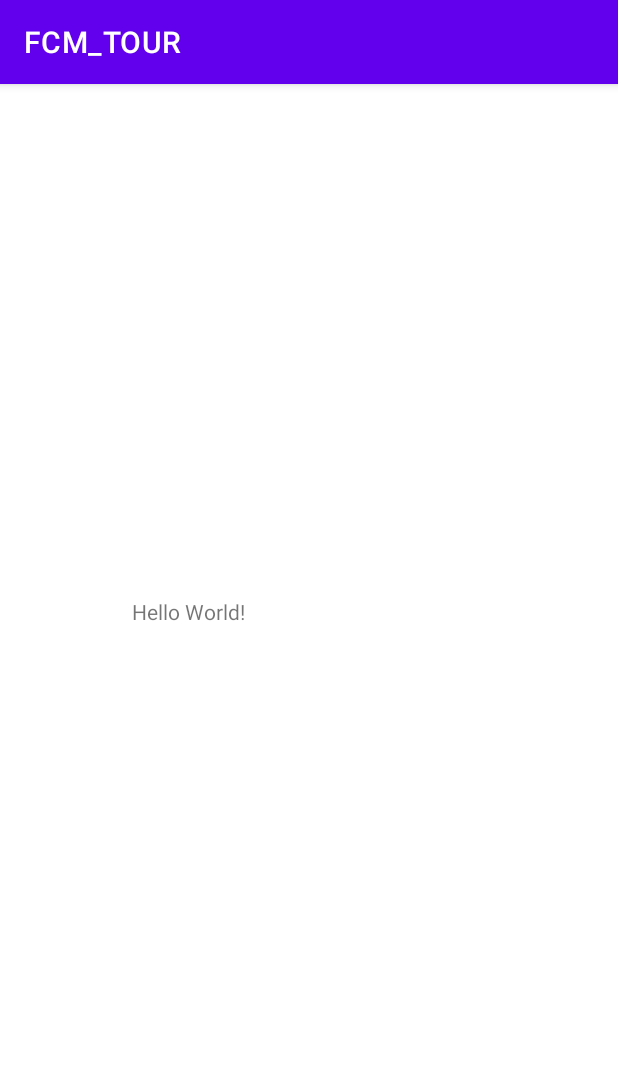
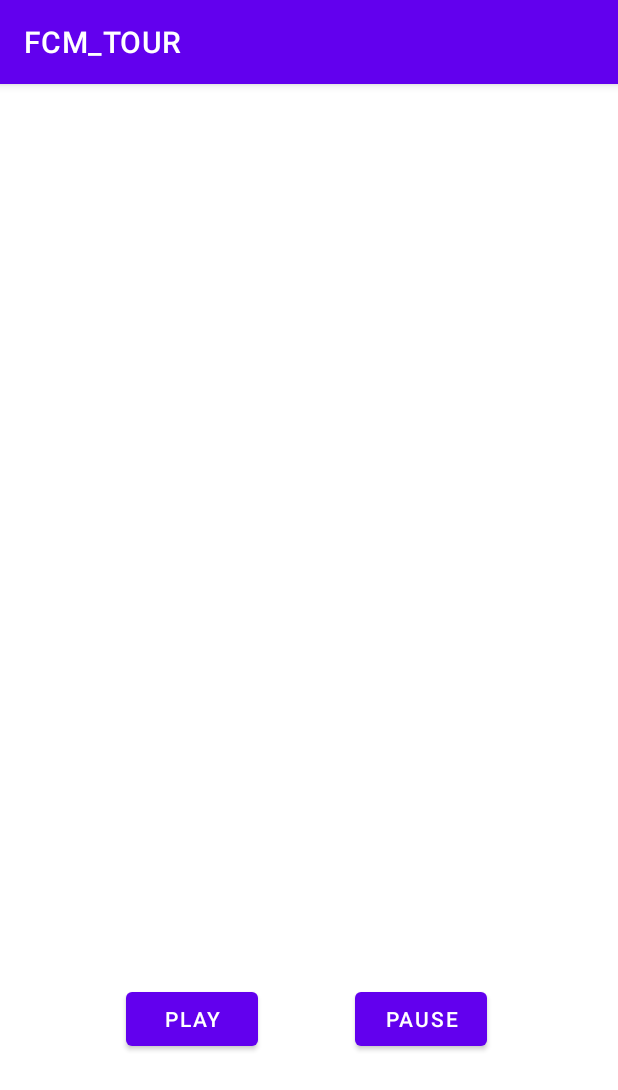
Before and after one commit to RuiFilipeSilva/FCM_TOUR, an Android app: the screen it shows after launch (MainActivity), on a phone screen of 412 x 824 dp. Shown: the top 1090 px of the screen. Run offline under Robolectric (Android 15) with nearby library versions, the phone set to English and light mode, and no system bars; our stand-ins replace Picasso; pictures from the network do not load.

```diff
--- a/app/src/main/res/layout/activity_main.xml
+++ b/app/src/main/res/layout/activity_main.xml
@@ -22,10 +22,33 @@
         android:id="@+id/textview"
         android:layout_width="236dp"
         android:layout_height="84dp"
-        android:text="Hello World!"
         app:layout_constraintBottom_toBottomOf="parent"
         app:layout_constraintLeft_toLeftOf="parent"
         app:layout_constraintRight_toRightOf="parent"
         app:layout_constraintTop_toTopOf="parent" />
 
+    <Button
+        android:id="@+id/button"
+        android:layout_width="wrap_content"
+        android:layout_height="wrap_content"
+        android:layout_marginTop="52dp"
+        android:layout_marginEnd="84dp"
+        android:text="PAUSE"
+        app:layout_constraintBottom_toBottomOf="parent"
+        app:layout_constraintEnd_toEndOf="parent"
+        app:layout_constraintHorizontal_bias="0.947"
+        app:layout_constraintStart_toEndOf="@+id/button2"
+        app:layout_constraintTop_toBottomOf="@+id/textview" />
+
+    <Button
+        android:id="@+id/button2"
+        android:layout_width="wrap_content"
+        android:layout_height="wrap_content"
+        android:layout_marginStart="84dp"
+        android:layout_marginTop="52dp"
+        android:text="PLAY"
+        app:layout_constraintBottom_toBottomOf="parent"
+        app:layout_constraintStart_toStartOf="parent"
+        app:layout_constraintTop_toBottomOf="@+id/textview" />
+
 </androidx.constraintlayout.widget.ConstraintLayout>
```
Also changed, not shown: app/src/main/java/com/example/fcm_tour/MainActivity.java (+44 -2 lines).
